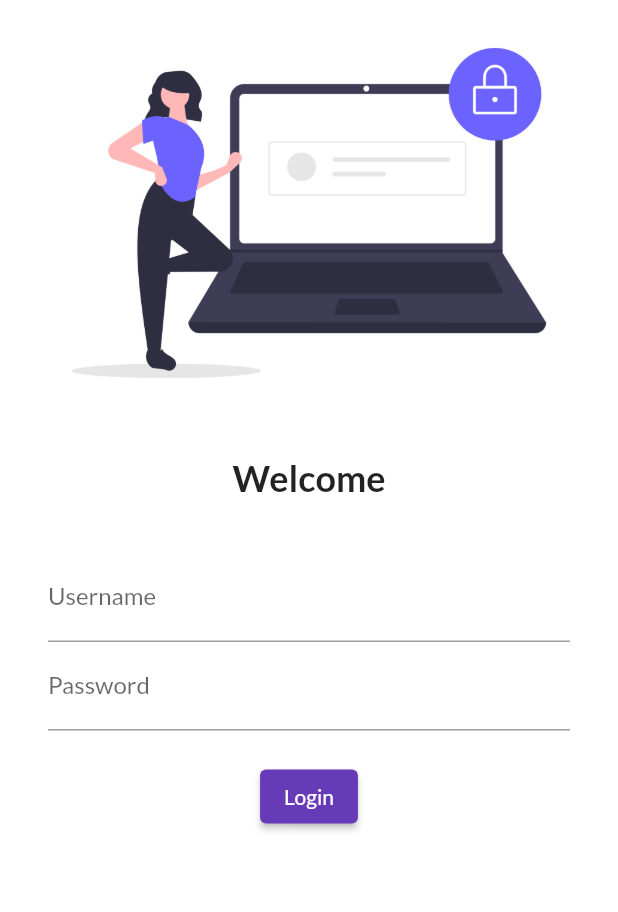
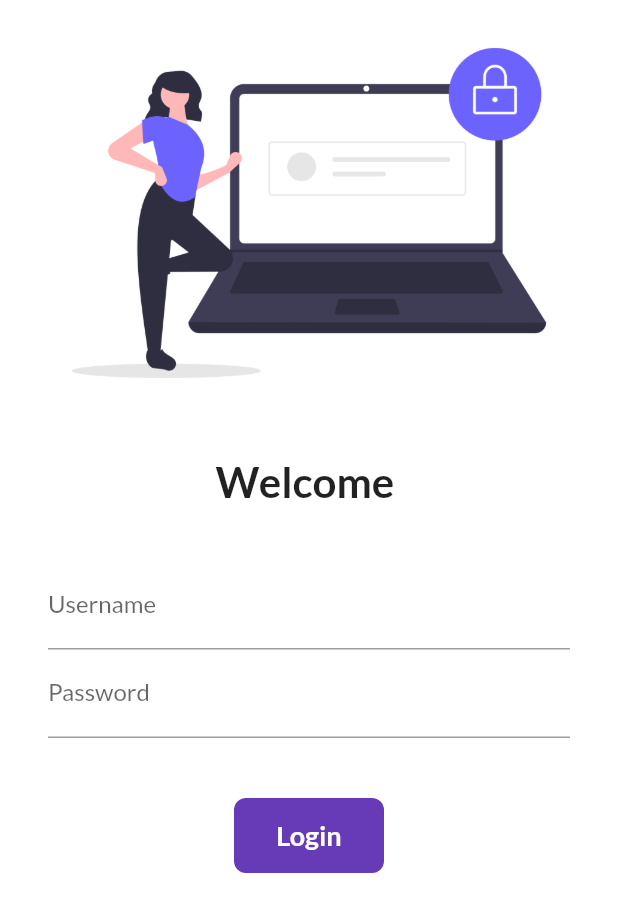
Before and after one commit to GautamBharte/flutter_Ecom, a Flutter app: the screen it shows after launch, on a phone screen of 412 x 824 dp. Shown: the top 912 px of the screen. Run offline on Flutter 3.47's test engine with Material 2 defaults, Android fonts, the phone set to English and light mode, and no system bars; our stand-ins replace google_fonts.

Commit message:
day 6 completed

```diff
--- a/lib/main.dart
+++ b/lib/main.dart
@@ -1,6 +1,7 @@
 import 'package:flutter/material.dart';
 import 'package:flutter_catalog/pages/home_page.dart';
 import 'package:flutter_catalog/pages/login_page.dart';
+import 'package:flutter_catalog/utils/routes.dart';
 import 'package:google_fonts/google_fonts.dart';
 
 void main() {
@@ -25,8 +26,8 @@ class MyApp extends StatelessWidget {
       initialRoute: "/login",
       routes: {
         "/": (context) => LoginPage(),
-        "/home": (context) => HomePage(),
-        "/login": (context) => LoginPage()
+        MyRoutes.homeRoute: (context) => HomePage(),
+        MyRoutes.loginRoute: (context) => LoginPage()
       },
     );
   }
--- a/lib/pages/login_page.dart
+++ b/lib/pages/login_page.dart
@@ -1,10 +1,22 @@
 import 'package:flutter/material.dart';
+import 'package:flutter_catalog/utils/routes.dart';
 
-class LoginPage extends StatelessWidget {
+class LoginPage extends StatefulWidget {
+  const LoginPage({super.key});
+
+  @override
+  State<LoginPage> createState() => _LoginPageState();
+}
+
+class _LoginPageState extends State<LoginPage> {
+  String name = "";
+  bool changeButton = false;
+
   @override
   Widget build(BuildContext context) {
     return Material(
         color: Colors.white,
+        child: SingleChildScrollView(
           child: Column(
             children: [
               Image.asset(
@@ -15,8 +27,8 @@ class LoginPage extends StatelessWidget {
                 height: 20.0,
               ),
               Text(
-              "Welcome",
-              style: TextStyle(fontSize: 24, fontWeight: FontWeight.bold),
+                "Welcome $name",
+                style: TextStyle(fontSize: 28, fontWeight: FontWeight.bold),
               ),
               SizedBox(
                 height: 20.0,
@@ -34,20 +46,69 @@ class LoginPage extends StatelessWidget {
                         obscureText: true,
                         decoration: InputDecoration(
                             hintText: "Enter Password", labelText: "Password"),
+                        onChanged: (value) {
+                          name = value;
+                          setState(() {});
+                        },
                       ),
                       SizedBox(
-                      height: 20.0,
+                        height: 40.0,
                       ),
-                    ElevatedButton(
-                      child: Text("Login"),
-                      style: TextButton.styleFrom(),
-                      onPressed: () {
-                        print("Hi Codeput");
+
+                      InkWell(
+                          onTap: () async {
+                            setState(() {
+                              changeButton = true;
+                            });
+
+                            await Future.delayed(Duration(seconds: 1));
+                            Navigator.pushNamed(context, MyRoutes.homeRoute);
                           },
+                          child: AnimatedContainer(
+                            duration: Duration(seconds: 1),
+                            width: changeButton ? 50 : 100,
+                            height: 50,
+                            alignment: Alignment.center,
+                            child: changeButton
+                                ? Icon(
+                                    Icons.done,
+                                    color: Colors.white,
+                                  )
+                                : Text(
+                                    "Login",
+                                    style: TextStyle(
+                                        color: Colors.white,
+                                        fontWeight: FontWeight.bold,
+                                        fontSize: 18),
                                   ),
+                            decoration: BoxDecoration(
+                              color: Colors.deepPurple,
+                              // shape: changeButton
+                              //     ? BoxShape.circle
+                              //     : BoxShape.rectangle,
+                              borderRadius:
+                                  BorderRadius.circular(changeButton ? 50 : 8),
+                            ),
+                          )),
+
+                      // ElevatedButton(
+                      //   child: Text("Login"),
+                      //   style: TextButton.styleFrom(minimumSize: Size(150, 40)),
+                      //   onPressed: () {
+                      //     Navigator.pushNamed(context, MyRoutes.homeRoute);
+                      //   },
+                      // ),
                     ],
                   ))
             ],
+          ),
         ));
   }
 }
+
+// class LoginPage extends StatelessWidget {
+//   @override
+//   Widget build(BuildContext context) {
+
+//   }
+// }
--- /dev/null
+++ b/lib/utils/routes.dart
@@ -0,0 +1,4 @@
+class MyRoutes {
+  static String loginRoute = "/login";
+  static String homeRoute = "/home";
+}
```
Lines whose indentation alone changed are shown as unchanged.
